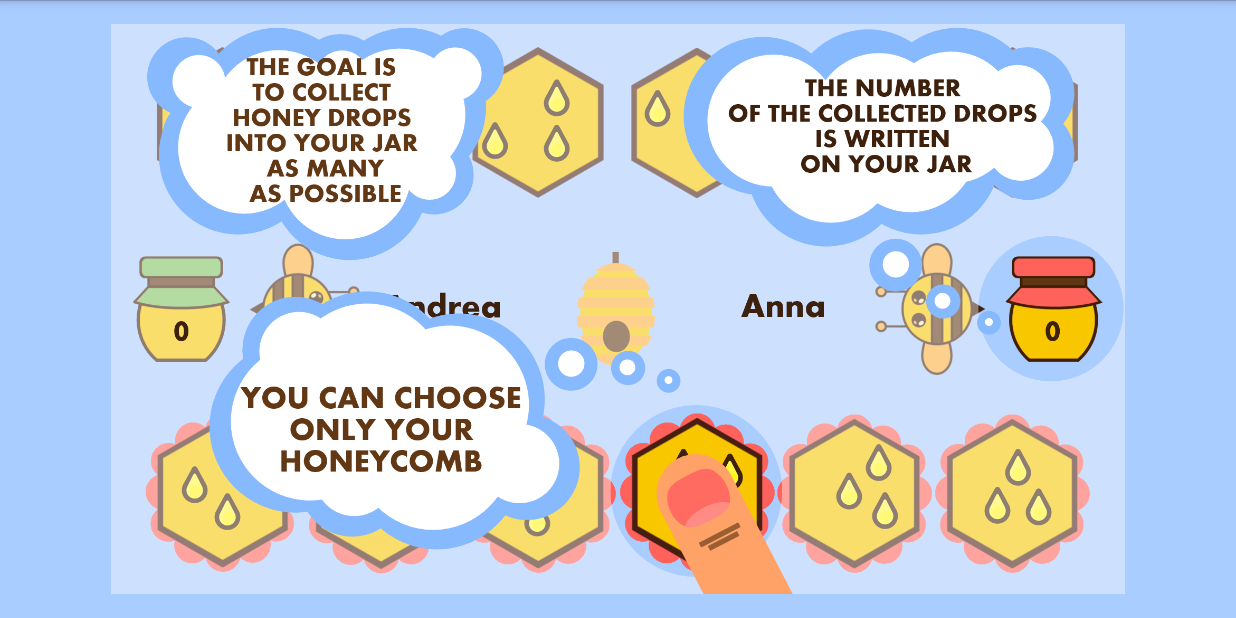
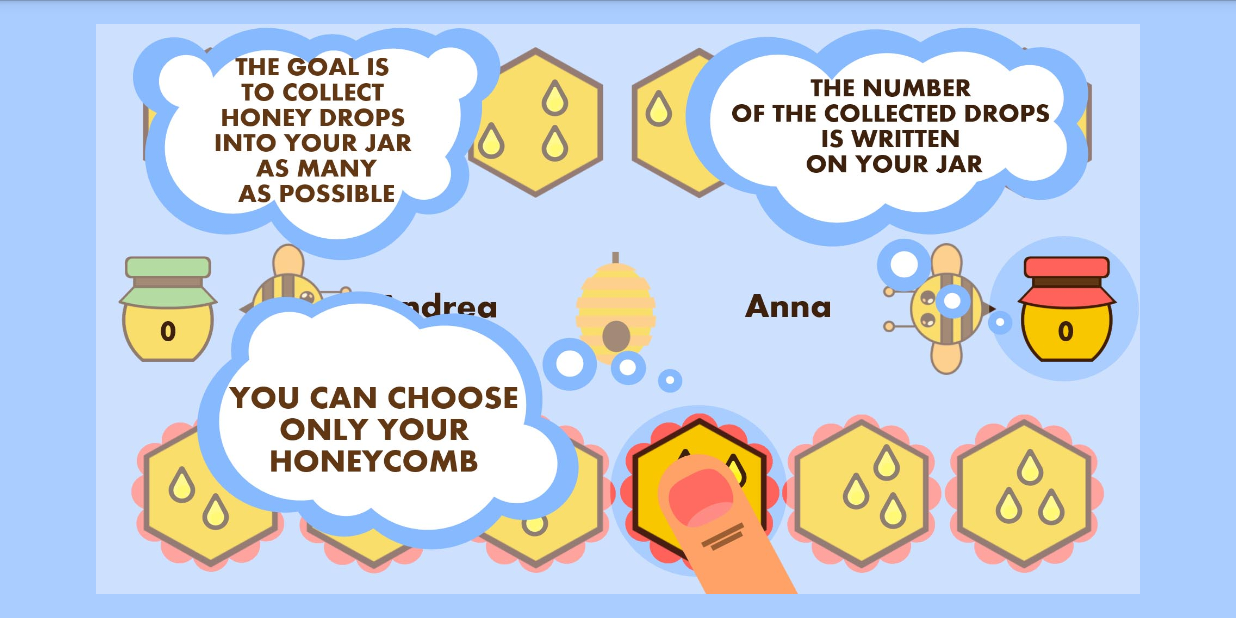
Before and after one commit to MasciadriAndrea/MobileApplication, an Android app: the RulesActivity screen opened directly, with no data from a screen before it, on a phone screen of 824 x 412 dp (held sideways). Run offline under Robolectric (Android 15) with nearby library versions, the phone set to English and light mode, and no system bars.

Commit message:
changed images

```diff
--- a/app/src/main/res/layout/activity_rules.xml
+++ b/app/src/main/res/layout/activity_rules.xml
@@ -21,47 +21,23 @@
 
         <RelativeLayout
             android:layout_width="fill_parent"
-            android:layout_height="fill_parent">
-            <ImageView
-                android:layout_width="fill_parent"
-                android:layout_height="fill_parent"
-                android:id="@+id/imageView"
-                android:src="@drawable/tut_1"
-                android:layout_margin="0dp"/>
-        </RelativeLayout>
+            android:layout_height="fill_parent"
+            android:background="@drawable/tut_1"></RelativeLayout>
 
         <RelativeLayout
             android:layout_width="fill_parent"
-            android:layout_height="fill_parent">
-            <ImageView
-                android:layout_width="fill_parent"
-                android:layout_height="fill_parent"
-                android:id="@+id/imageView2"
-                android:src="@drawable/tut_2"
-                android:layout_margin="0dp"/>
-        </RelativeLayout>
+            android:layout_height="fill_parent"
+            android:background="@drawable/tut_2"></RelativeLayout>
 
         <RelativeLayout
             android:layout_width="fill_parent"
-            android:layout_height="fill_parent">
-            <ImageView
-                android:layout_width="fill_parent"
-                android:layout_height="fill_parent"
-                android:id="@+id/imageView3"
-                android:src="@drawable/tut_3"
-                android:layout_margin="0dp"/>
-        </RelativeLayout>
+            android:layout_height="fill_parent"
+            android:background="@drawable/tut_3"></RelativeLayout>
 
         <RelativeLayout
             android:layout_width="fill_parent"
-            android:layout_height="fill_parent">
-            <ImageView
-                android:layout_width="fill_parent"
-                android:layout_height="fill_parent"
-                android:id="@+id/imageView4"
-                android:src="@drawable/tut_4"
-                android:layout_margin="0dp"/>
-        </RelativeLayout>
+            android:layout_height="fill_parent"
+            android:background="@drawable/tut_4"></RelativeLayout>
         <RelativeLayout
             android:layout_width="fill_parent"
             android:layout_height="fill_parent">
```
Also changed, not shown: app/src/main/res/drawable-hdpi/tut_1.jpg (added), app/src/main/res/drawable-hdpi/tut_1.png (deleted), app/src/main/res/drawable-hdpi/tut_2.jpg (added), app/src/main/res/drawable-hdpi/tut_2.png (deleted), app/src/main/res/drawable-hdpi/tut_3.jpg (added), app/src/main/res/drawable-hdpi/tut_3.png (deleted), app/src/main/res/drawable-hdpi/tut_4.jpg (added), app/src/main/res/drawable-hdpi/tut_4.png (deleted).
